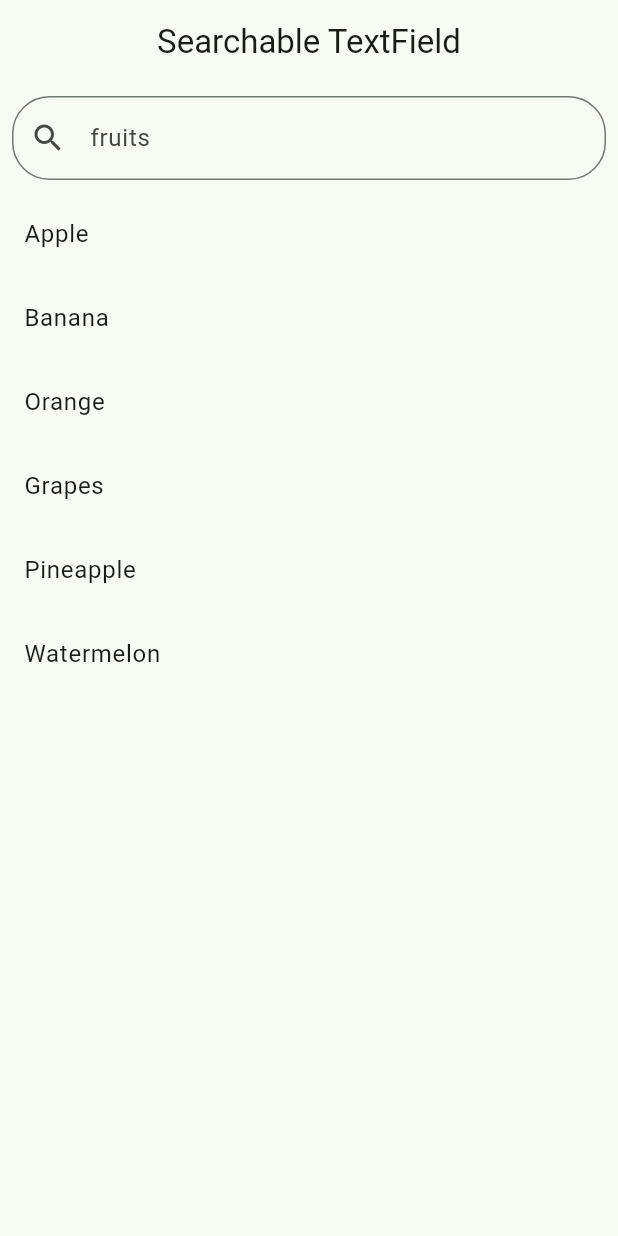
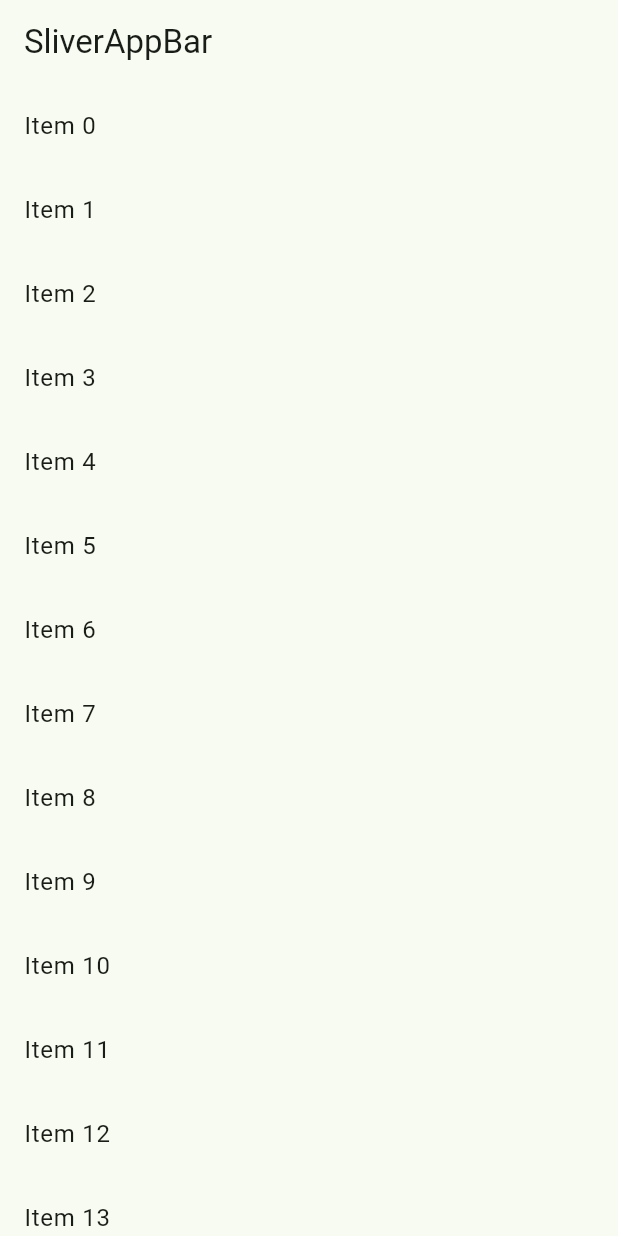
Before and after one commit to Meizzosama/Widget-of-the-day, a Flutter app: the screen it shows after launch, on a phone screen of 412 x 824 dp. Run offline on Flutter 3.47's test engine with Material 3 defaults, Android fonts, the light colour scheme and no system bars.

Commit message:
added silverAppBar widget

```diff
--- a/analysis_options.yaml
+++ b/analysis_options.yaml
@@ -7,6 +7,9 @@
 
 # The following line activates a set of recommended lints for Flutter apps,
 # packages, and plugins designed to encourage good coding practices.
+analyzer:
+  errors:
+    library_private_types_in_public_api: ignore
 include: package:flutter_lints/flutter.yaml
 
 linter:
--- a/lib/main.dart
+++ b/lib/main.dart
@@ -1,5 +1,5 @@
 import 'package:flutter/material.dart';
-import 'package:flutter_concepts/widgets/searchable_textfield.dart';
+import 'package:flutter_concepts/widgets/custom_scrollview.dart';
 
 void main() {
   runApp(const MyApp());
@@ -17,7 +17,7 @@ class MyApp extends StatelessWidget {
         colorSchemeSeed: Colors.green,
         useMaterial3: true,
       ),
-      home: SearchableTextFieldDemo(),
+      home: const MyCustomScrollView(),
     );
   }
 }
--- /dev/null
+++ b/lib/widgets/custom_scrollview.dart
@@ -0,0 +1,30 @@
+import 'package:flutter/material.dart';
+
+class MyCustomScrollView extends StatelessWidget {
+  const MyCustomScrollView({super.key});
+
+  @override
+  Widget build(BuildContext context) {
+    return Material(
+      child: CustomScrollView(
+        slivers: <Widget>[
+          const SliverAppBar(
+            pinned: true,
+            floating: false,
+            title: Text('SliverAppBar'),
+          ),
+          SliverList(
+            delegate: SliverChildBuilderDelegate(
+              (BuildContext context, int index) {
+                return ListTile(
+                  title: Text('Item $index'),
+                );
+              },
+              childCount: 20,
+            ),
+          ),
+        ],
+      ),
+    );
+  }
+}
--- a/lib/widgets/searchable_textfield.dart
+++ b/lib/widgets/searchable_textfield.dart
@@ -1,3 +1,5 @@
+// ignore_for_file: library_private_types_in_public_api
+
 import 'package:flutter/material.dart';
 
 class SearchableTextFieldDemo extends StatefulWidget {
```
